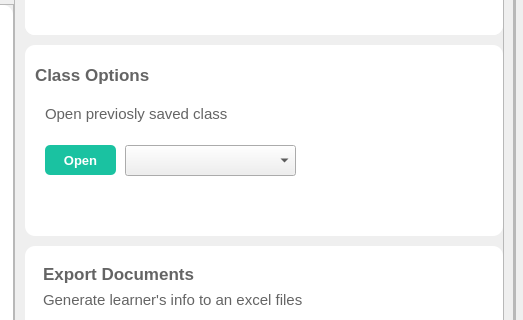
The window that LMS_v2.1/ui/home.ui (jpcanas/School_LMSv2) describes before a commit, drawn with Qt 5; both pictures show x 690 to 1213 and y 269 to 589 of the 1213 by 671 pixel window.
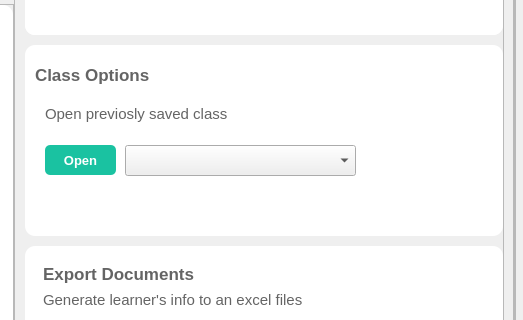
The same window after the commit. Icons and pictures are not drawn.

What changed in the file:
```diff
--- a/LMS_v2.1/ui/home.ui
+++ b/LMS_v2.1/ui/home.ui
@@ -1962,7 +1962,7 @@
                       <rect>
                        <x>100</x>
                        <y>100</y>
-                       <width>171</width>
+                       <width>231</width>
                        <height>31</height>
                       </rect>
                      </property>
```
Left out of the diff: 14 changed lines with no effect on the pictures.
